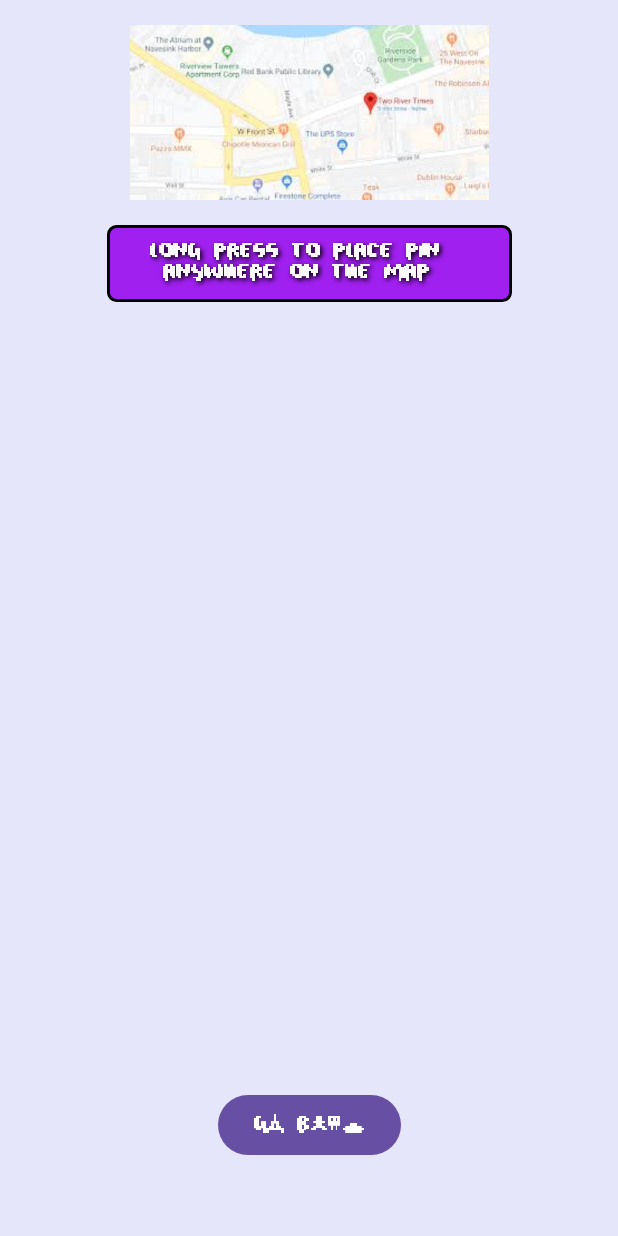
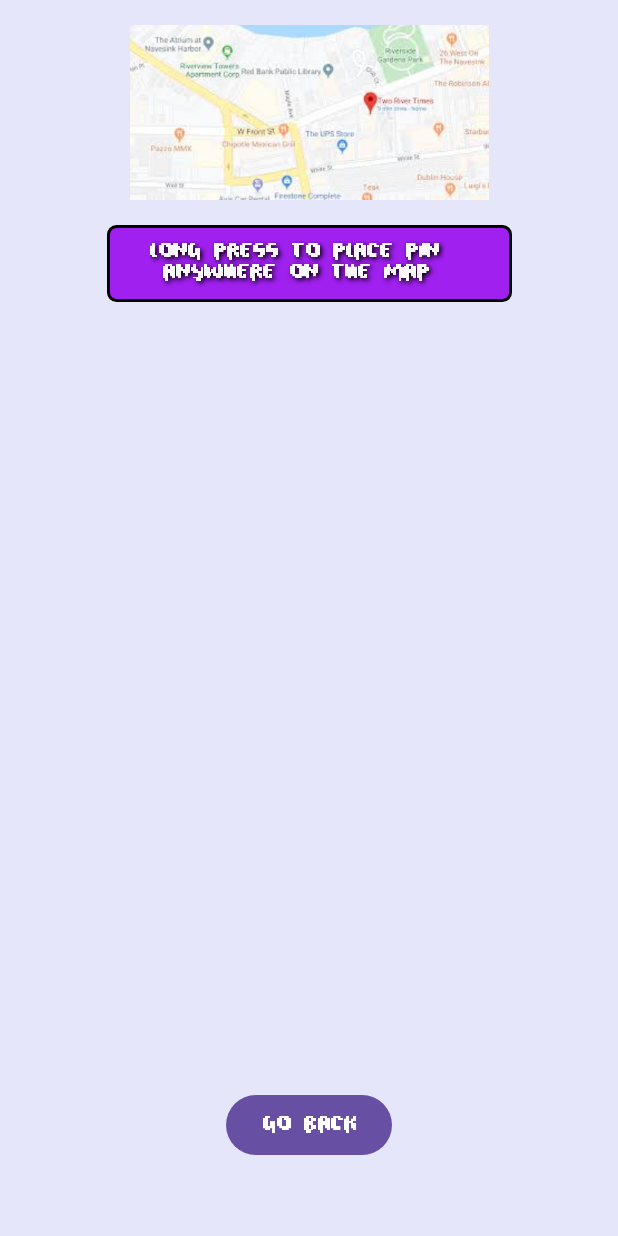
Before and after one commit to marcuswhite461/cis357-Project, an Android app: the MainTutorial screen opened directly, with no data from a screen before it, on a phone screen of 412 x 824 dp. Run offline under Robolectric (Android 15) with nearby library versions, the phone set to English and light mode, and no system bars.

Commit message:
Revisied the overall look of app and added fonts to everything

```diff
--- a/app/src/main/res/layout/activity_main_tutorial.xml
+++ b/app/src/main/res/layout/activity_main_tutorial.xml
@@ -16,7 +16,7 @@
         android:layout_width="wrap_content"
         android:layout_height="wrap_content"
         android:layout_marginBottom="50dp"
-        android:text="Go Back"
+        android:text="GO BACK"
         app:layout_constraintBottom_toBottomOf="parent"
         app:layout_constraintEnd_toEndOf="parent"
         app:layout_constraintStart_toStartOf="parent" />
```
Also changed, not shown: app/src/main/java/com/example/blank_app/MainActivity.kt (+6 -11 lines), app/src/main/java/com/example/blank_app/MapActivity.kt (+14 -0 lines), app/src/main/res/layout/activity_main.xml (+8 -8 lines).
